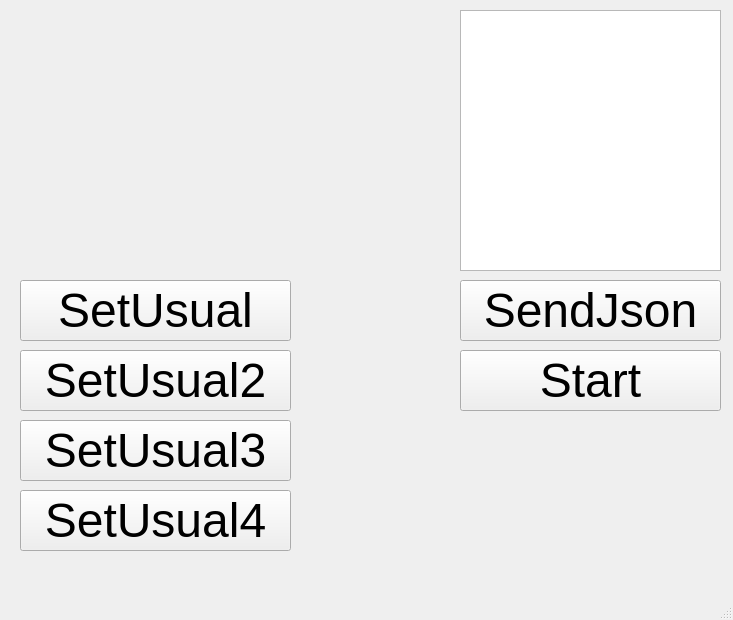
Above: Lab18/TestPrologServerGui/mainwindow.ui from Inlucker/FILP before the change. Below: the same form after it.
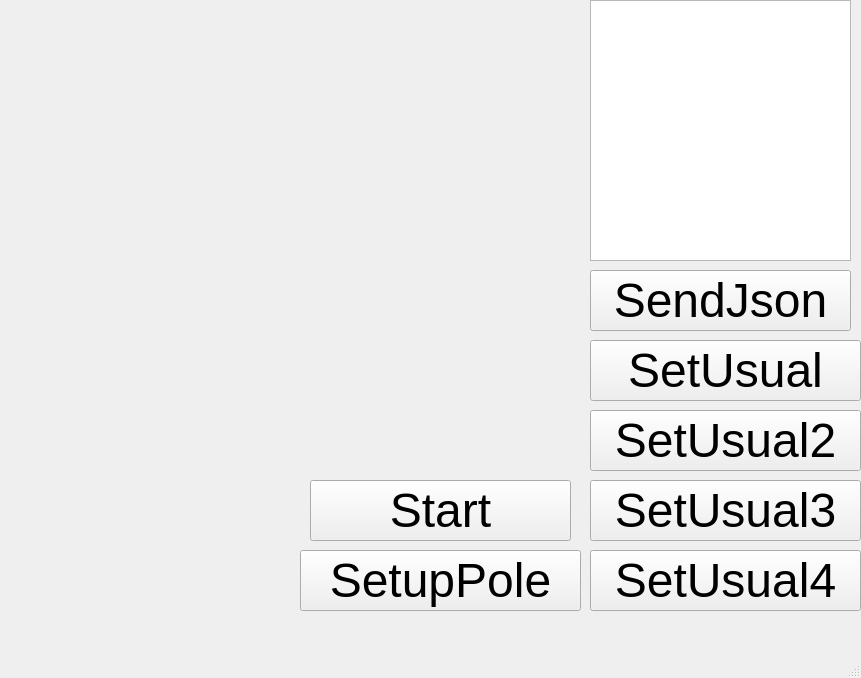
That is the form after the change.

Commit message: started SetupPoleWindow

Patch:
```diff
--- a/Lab18/TestPrologServerGui/mainwindow.ui
+++ b/Lab18/TestPrologServerGui/mainwindow.ui
@@ -6,8 +6,8 @@
    <rect>
     <x>0</x>
     <y>0</y>
-    <width>733</width>
-    <height>620</height>
+    <width>861</width>
+    <height>678</height>
    </rect>
   </property>
   <property name="windowTitle">
@@ -17,8 +17,8 @@
    <widget class="QTextEdit" name="textEdit">
     <property name="geometry">
      <rect>
-      <x>460</x>
-      <y>10</y>
+      <x>590</x>
+      <y>0</y>
       <width>261</width>
       <height>261</height>
      </rect>
@@ -27,8 +27,8 @@
    <widget class="QPushButton" name="pushButton">
     <property name="geometry">
      <rect>
-      <x>460</x>
-      <y>350</y>
+      <x>310</x>
+      <y>480</y>
       <width>261</width>
       <height>61</height>
      </rect>
@@ -45,8 +45,8 @@
    <widget class="QPushButton" name="sendJson_btn">
     <property name="geometry">
      <rect>
-      <x>460</x>
-      <y>280</y>
+      <x>590</x>
+      <y>270</y>
       <width>261</width>
       <height>61</height>
      </rect>
@@ -63,8 +63,8 @@
    <widget class="QPushButton" name="set_usual_btn">
     <property name="geometry">
      <rect>
-      <x>20</x>
-      <y>280</y>
+      <x>590</x>
+      <y>340</y>
       <width>271</width>
       <height>61</height>
      </rect>
@@ -81,8 +81,8 @@
    <widget class="QPushButton" name="set_usual_btn_2">
     <property name="geometry">
      <rect>
-      <x>20</x>
-      <y>350</y>
+      <x>590</x>
+      <y>410</y>
       <width>271</width>
       <height>61</height>
      </rect>
@@ -99,8 +99,8 @@
    <widget class="QPushButton" name="set_usual_btn_3">
     <property name="geometry">
      <rect>
-      <x>20</x>
-      <y>420</y>
+      <x>590</x>
+      <y>480</y>
       <width>271</width>
       <height>61</height>
      </rect>
@@ -117,8 +117,8 @@
    <widget class="QPushButton" name="set_usual_btn_4">
     <property name="geometry">
      <rect>
-      <x>20</x>
-      <y>490</y>
+      <x>590</x>
+      <y>550</y>
       <width>271</width>
       <height>61</height>
      </rect>
@@ -132,6 +132,24 @@
      <string>SetUsual4</string>
     </property>
    </widget>
+   <widget class="QPushButton" name="setup_pole_window_btn">
+    <property name="geometry">
+     <rect>
+      <x>300</x>
+      <y>550</y>
+      <width>281</width>
+      <height>61</height>
+     </rect>
+    </property>
+    <property name="font">
+     <font>
+      <pointsize>36</pointsize>
+     </font>
+    </property>
+    <property name="text">
+     <string>SetupPole</string>
+    </property>
+   </widget>
   </widget>
   <widget class="QMenuBar" name="menubar">
    <property name="geometry">
```
Left out of the diff: 2 changed lines with no effect on the pictures. The commit also changes 8 other files.
